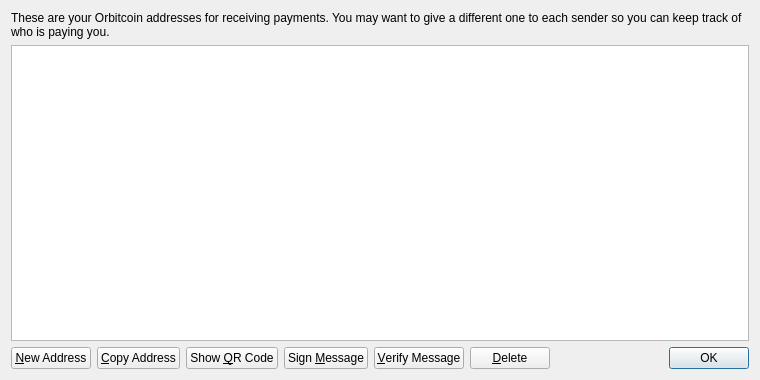
Old version of the form src/qt/forms/addressbookpage.ui in the repository TrezarCoin/TrezarCoin.
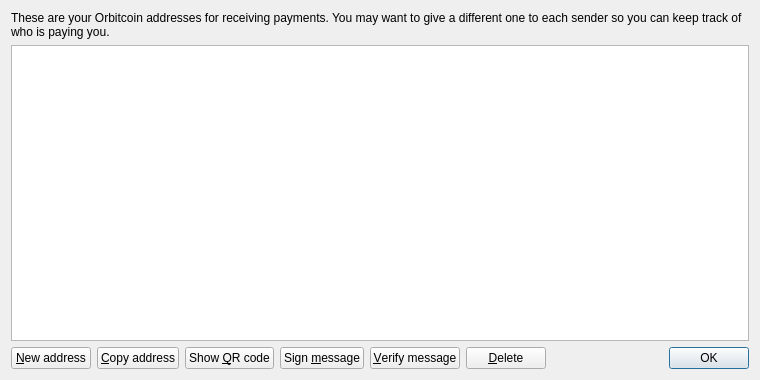
New version of the form. Icons and pictures are not drawn.

The edit to the form file:
```diff
--- a/src/qt/forms/addressbookpage.ui
+++ b/src/qt/forms/addressbookpage.ui
@@ -63,7 +63,7 @@
         <string>Create a new address</string>
        </property>
        <property name="text">
-        <string>&amp;New Address</string>
+        <string>&amp;New address</string>
        </property>
        <property name="icon">
         <iconset resource="../bitcoin.qrc">
@@ -77,7 +77,7 @@
         <string>Copy the currently selected address to the system clipboard</string>
        </property>
        <property name="text">
-        <string>&amp;Copy Address</string>
+        <string>&amp;Copy address</string>
        </property>
        <property name="icon">
         <iconset resource="../bitcoin.qrc">
@@ -88,7 +88,7 @@
      <item>
       <widget class="QPushButton" name="showQRCode">
        <property name="text">
-        <string>Show &amp;QR Code</string>
+        <string>Show &amp;QR code</string>
        </property>
        <property name="icon">
         <iconset resource="../bitcoin.qrc">
@@ -102,7 +102,7 @@
         <string>Sign a message to prove you own a Orbitcoin address</string>
        </property>
        <property name="text">
-        <string>Sign &amp;Message</string>
+        <string>Sign &amp;message</string>
        </property>
        <property name="icon">
         <iconset resource="../bitcoin.qrc">
@@ -116,7 +116,7 @@
         <string>Verify a message to ensure it was signed with a specified Orbitcoin address</string>
        </property>
        <property name="text">
-        <string>&amp;Verify Message</string>
+        <string>&amp;Verify message</string>
        </property>
        <property name="icon">
         <iconset resource="../bitcoin.qrc">
```
